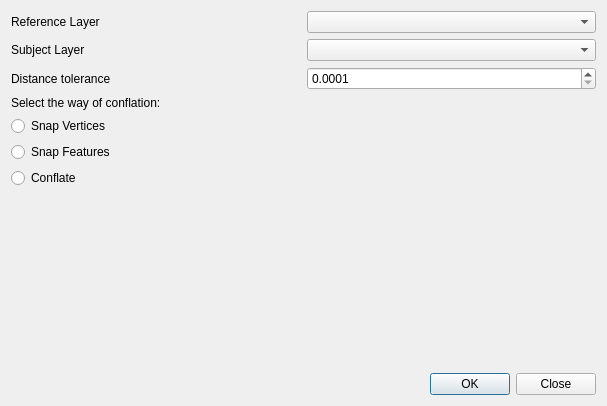
Qt form src/qgsconflate/dialog.ui (ctu-geoforall-lab-projects/bp-fiedlerova-2013) before a commit.
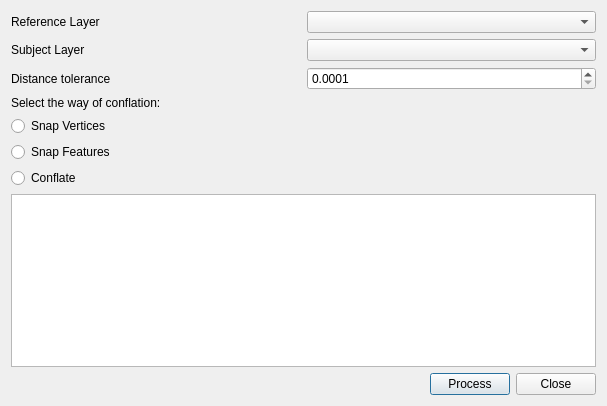
The same form after that commit.

```diff
--- a/src/qgsconflate/dialog.ui
+++ b/src/qgsconflate/dialog.ui
@@ -99,17 +99,7 @@
     </layout>
    </item>
    <item>
-    <spacer name="verticalSpacer">
-     <property name="orientation">
-      <enum>Qt::Vertical</enum>
-     </property>
-     <property name="sizeHint" stdset="0">
-      <size>
-       <width>20</width>
-       <height>40</height>
-      </size>
-     </property>
-    </spacer>
+    <widget class="QPlainTextEdit" name="mTextEdit"/>
    </item>
    <item>
     <layout class="QHBoxLayout" name="horizontalLayout_2">
@@ -129,7 +119,7 @@
      <item>
       <widget class="QPushButton" name="okButton">
        <property name="text">
-        <string>OK</string>
+        <string>Process</string>
        </property>
       </widget>
      </item>
```
Left out of the diff: 2 changed lines with no effect on the pictures.
